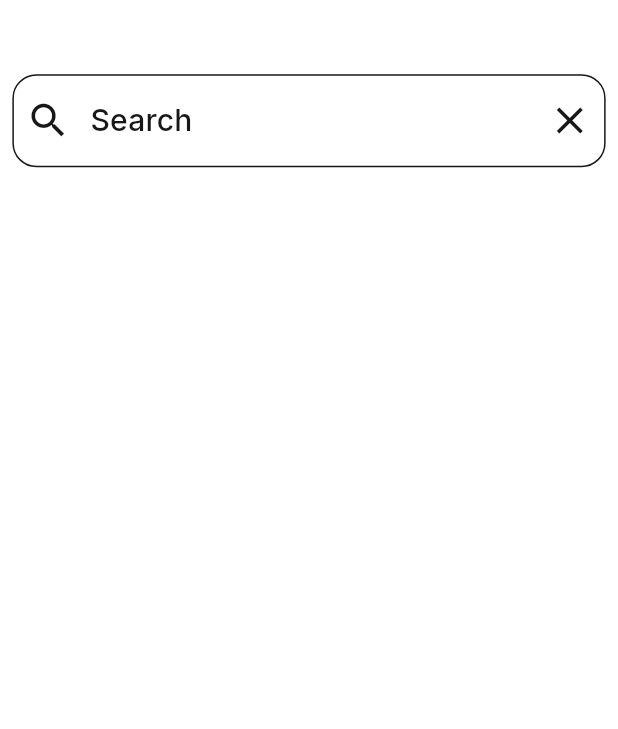
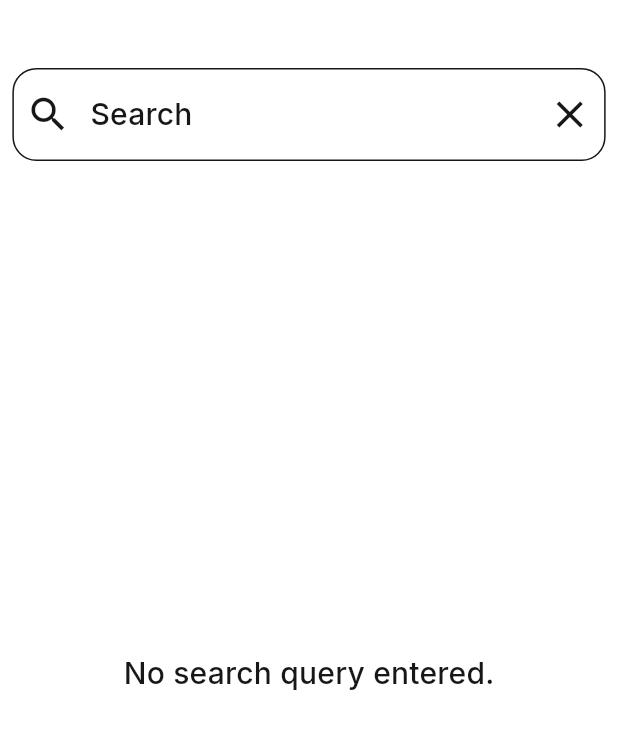
Before and after one commit to rowansherif/news_app, a Flutter app: the SearchScreen screen opened by its route, on a phone screen of 412 x 824 dp. Shown: the top 729 px of the screen. Run offline on Flutter 3.47's test engine with Material 3 defaults, Android fonts, the phone set to English and light mode, and no system bars; our stand-ins replace cached_network_image, google_fonts, timeago, toggle_switch, webview_flutter.

Commit message:
Handled search feature.

```diff
--- a/lib/ui/home/home_screen.dart
+++ b/lib/ui/home/home_screen.dart
@@ -23,7 +23,7 @@ class _HomeScreenState extends State<HomeScreen> {
         actions: [
           IconButton(
               onPressed: (){
-                Navigator.pushReplacementNamed(context, SearchScreen.routeName);
+                Navigator.pushNamed(context, SearchScreen.routeName);
               }, icon: Icon(Icons.search,
           size: 30,)),
           SizedBox(width: width * 0.03,)
--- a/lib/ui/home/search/search_screen.dart
+++ b/lib/ui/home/search/search_screen.dart
@@ -1,5 +1,6 @@
 import 'package:flutter/material.dart';
 import 'package:news_app/ui/home/search/search_result_widget.dart';
+import 'package:news_app/utils/app_colors.dart';
 
 class SearchScreen extends StatefulWidget {
   static const String routeName = 'search_screen';
@@ -9,19 +10,21 @@ class SearchScreen extends StatefulWidget {
 }
 
 class _SearchScreenState extends State<SearchScreen> {
+  TextEditingController searchController = TextEditingController();
+
+
   @override
   Widget build(BuildContext context) {
     var height = MediaQuery.of(context).size.height;
     var width = MediaQuery.of(context).size.width;
 
-    TextEditingController searchController = TextEditingController();
-
     return Scaffold(
       body: Padding(
         padding: EdgeInsets.symmetric(
-            vertical: height * 0.06, horizontal: width * 0.02),
+            vertical: height * 0.055,
+            horizontal: width * 0.02),
         child: Column(
-          spacing: height * 0.15,
+          spacing: height * 0.015,
           children: [
             TextField(
               controller: searchController,
@@ -34,10 +37,13 @@ class _SearchScreenState extends State<SearchScreen> {
                   size: 30,
                 ),
                 prefixIconColor: Theme.of(context).indicatorColor,
-                suffixIcon: Icon(
-                  Icons.clear,
-                  size: 30,
-                ),
+                suffixIcon: IconButton(onPressed: (){
+                  searchController.clear();
+                  setState(() {
+
+                  });
+                },
+                    icon: Icon(Icons.clear,size: 30, color: Theme.of(context).indicatorColor,)),
                 suffixIconColor: Theme.of(context).indicatorColor,
                 enabledBorder: OutlineInputBorder(
                     borderRadius: BorderRadius.circular(16),
@@ -48,9 +54,22 @@ class _SearchScreenState extends State<SearchScreen> {
                     borderSide:
                         BorderSide(color: Theme.of(context).indicatorColor)),
               ),
+              onSubmitted: (_){
+                setState(() {
+
+                });
+              },
             ),
-
-            SearchResultWidget(query: searchController.text),
+            Expanded(
+              child: searchController.text.isEmpty
+                ? Center(
+              child: Text(
+                'No search query entered.',
+                style: Theme.of(context).textTheme.titleMedium,
+              ),
+            )
+                : SearchResultWidget(query: searchController.text),
+            ),
           ],
         ),
       ),
```
Also changed, not shown: lib/api/api_manager.dart (+16 -0 lines), lib/ui/home/search/search_result_widget.dart (+68 -1 lines).
